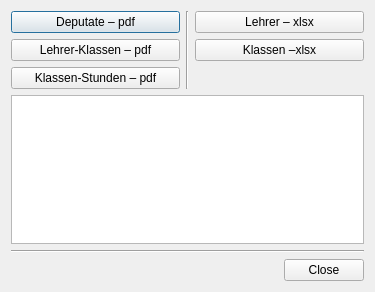
Before: the Qt Designer form WZ/program-data/ui/dialog_make_course_tables.ui in gradgrind/WZS, drawn with Qt 5.
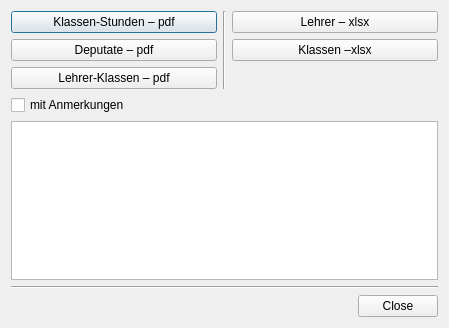
After: the same form once the commit is applied.

Commit message: Work on pdf lesson-tables: done class-lessons and teacher-pay.

Patch:
```diff
--- a/WZ/program-data/ui/dialog_make_course_tables.ui
+++ b/WZ/program-data/ui/dialog_make_course_tables.ui
@@ -6,8 +6,8 @@
    <rect>
     <x>0</x>
     <y>0</y>
-    <width>375</width>
-    <height>292</height>
+    <width>449</width>
+    <height>328</height>
    </rect>
   </property>
   <property name="windowTitle">
@@ -18,6 +18,13 @@
     <layout class="QHBoxLayout" name="horizontalLayout">
      <item>
       <layout class="QVBoxLayout" name="verticalLayout">
+       <item>
+        <widget class="QPushButton" name="pb_classes">
+         <property name="text">
+          <string>Klassen-Stunden – pdf</string>
+         </property>
+        </widget>
+       </item>
        <item>
         <widget class="QPushButton" name="pb_pay">
          <property name="text">
@@ -32,13 +39,6 @@
          </property>
         </widget>
        </item>
-       <item>
-        <widget class="QPushButton" name="pb_classes">
-         <property name="text">
-          <string>Klassen-Stunden – pdf</string>
-         </property>
-        </widget>
-       </item>
       </layout>
      </item>
      <item>
@@ -81,6 +81,16 @@
      </item>
     </layout>
    </item>
+   <item>
+    <widget class="QCheckBox" name="with_comments">
+     <property name="toolTip">
+      <string>&lt;html&gt;&lt;head/&gt;&lt;body&gt;&lt;p&gt;Hier aktivieren, um Anmerkungen zu Blöcken und Kursen in den Tabellen auszugeben. &lt;/p&gt;&lt;/body&gt;&lt;/html&gt;</string>
+     </property>
+     <property name="text">
+      <string>mit Anmerkungen</string>
+     </property>
+    </widget>
+   </item>
    <item>
     <widget class="QPlainTextEdit" name="output_box">
      <property name="readOnly">
```
The commit also changes 5 other files.
